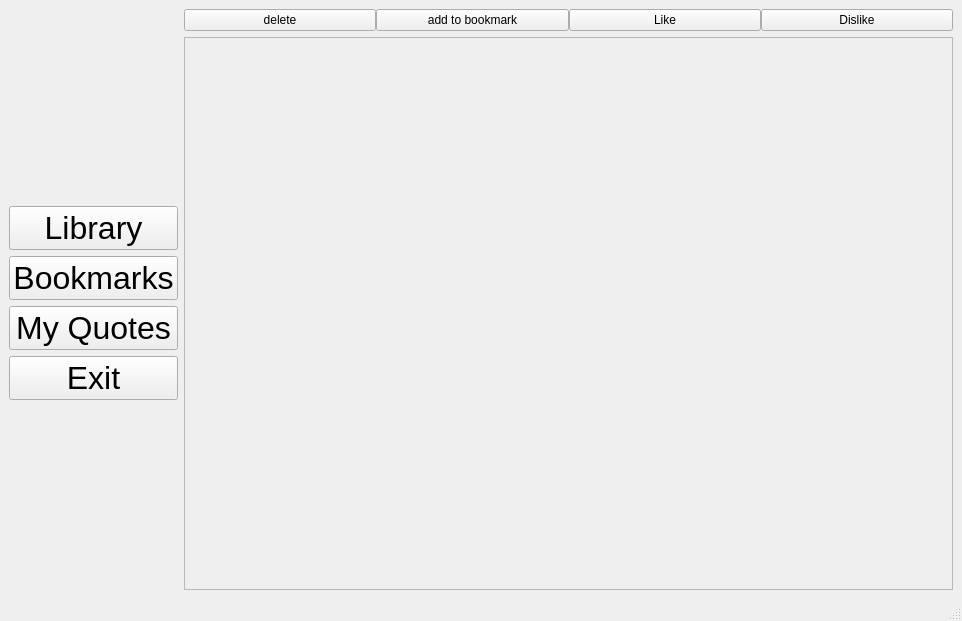
This is data/design.ui in Selmentausen/Yandex-PyQt5-Project as Qt 5 draws it before an edit. The edited form follows.
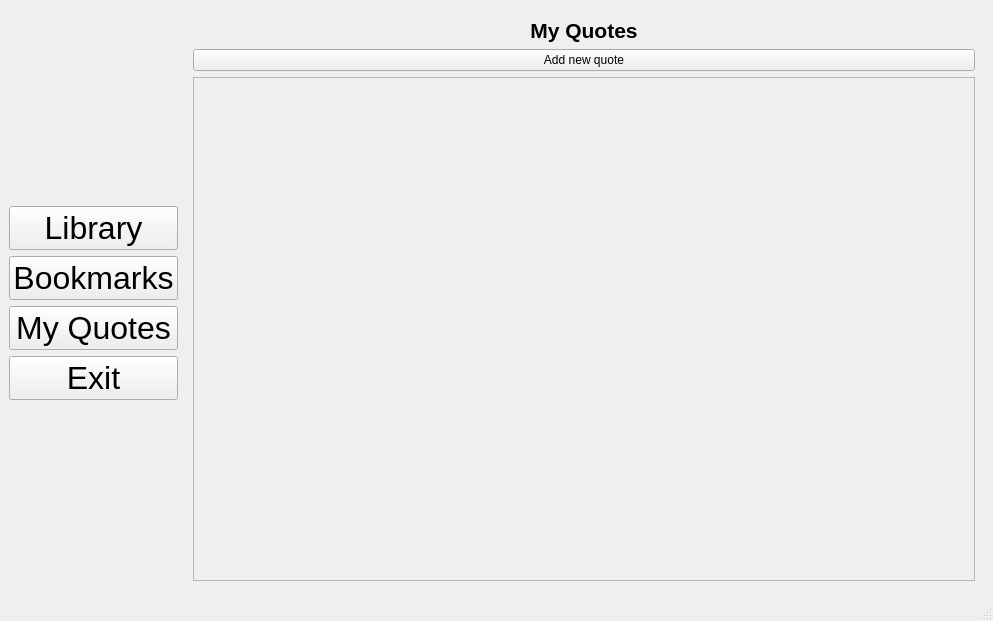
This is the edited form. The open tabs and pages were chosen to show the change. Icons and pictures are not drawn.

Commit message: quote block generation, data base structure, widget for adding quotes working library, my quotes and bookmarks tabs

What changed in the file:
```diff
--- a/data/design.ui
+++ b/data/design.ui
@@ -6,7 +6,7 @@
    <rect>
     <x>0</x>
     <y>0</y>
-    <width>962</width>
+    <width>993</width>
     <height>621</height>
    </rect>
   </property>
@@ -98,57 +98,44 @@
      </layout>
     </item>
     <item>
-     <layout class="QVBoxLayout" name="ViewLayout" stretch="0,0">
+     <layout class="QVBoxLayout" name="ViewLayout" stretch="0">
       <item>
-       <layout class="QHBoxLayout" name="InstrumentLayout">
+       <widget class="QStackedWidget" name="stackedWidget">
+        <property name="currentIndex">
+         <number>0</number>
+        </property>
+        <widget class="QWidget" name="LibraryPage">
+         <property name="enabled">
+          <bool>true</bool>
+         </property>
+         <layout class="QVBoxLayout" name="verticalLayout">
+          <item>
+           <layout class="QHBoxLayout" name="LibraryInstrumentLayout">
         <property name="spacing">
          <number>0</number>
         </property>
         <item>
-         <widget class="QPushButton" name="deleteButton">
+             <widget class="QLabel" name="libraryHeaderLabel">
           <property name="font">
            <font>
-            <family>Arial</family>
-           </font>
-          </property>
-          <property name="text">
-           <string>delete</string>
-          </property>
-         </widget>
-        </item>
-        <item>
-         <widget class="QPushButton" name="addBookmarkButton">
-          <property name="font">
-           <font>
-            <family>Arial</family>
-           </font>
-          </property>
+                <pointsize>16</pointsize>
+                <weight>75</weight>
+                <bold>true</bold>
+                <underline>false</underline>
+                <strikeout>false</strikeout>
+               </font>
+              </property>
+              <property name="frameShape">
+               <enum>QFrame::NoFrame</enum>
+              </property>
           <property name="text">
-           <string>add to bookmark</string>
-          </property>
-         </widget>
-        </item>
-        <item>
-         <widget class="QPushButton" name="likeButton">
-          <property name="font">
-           <font>
-            <family>Arial</family>
-           </font>
-          </property>
-          <property name="text">
-           <string>Like</string>
-          </property>
-         </widget>
-        </item>
-        <item>
-         <widget class="QPushButton" name="dislikeButton">
-          <property name="font">
-           <font>
-            <family>Arial</family>
-           </font>
-          </property>
-          <property name="text">
-           <string>Dislike</string>
+               <string>Library</string>
+              </property>
+              <property name="textFormat">
+               <enum>Qt::AutoText</enum>
+              </property>
+              <property name="alignment">
+               <set>Qt::AlignCenter</set>
           </property>
          </widget>
         </item>
@@ -164,11 +151,124 @@
           <rect>
            <x>0</x>
            <y>0</y>
-           <width>732</width>
-           <height>527</height>
-          </rect>
-         </property>
-         <layout class="QVBoxLayout" name="verticalLayout_2"/>
+               <width>745</width>
+               <height>507</height>
+              </rect>
+             </property>
+             <layout class="QVBoxLayout" name="verticalLayout_2">
+              <item>
+               <layout class="QVBoxLayout" name="libraryQuotesLayout"/>
+              </item>
+             </layout>
+            </widget>
+           </widget>
+          </item>
+         </layout>
+        </widget>
+        <widget class="QWidget" name="BookmarksPage">
+         <layout class="QVBoxLayout" name="verticalLayout_3">
+          <item>
+           <layout class="QHBoxLayout" name="bookmarksInstrumentLayout">
+            <item>
+             <widget class="QLabel" name="bookmarksHeaderLabel">
+              <property name="font">
+               <font>
+                <pointsize>16</pointsize>
+                <weight>75</weight>
+                <bold>true</bold>
+               </font>
+              </property>
+              <property name="text">
+               <string>Bookmarks</string>
+              </property>
+              <property name="alignment">
+               <set>Qt::AlignCenter</set>
+              </property>
+             </widget>
+            </item>
+           </layout>
+          </item>
+          <item>
+           <widget class="QScrollArea" name="scrollArea_2">
+            <property name="widgetResizable">
+             <bool>true</bool>
+            </property>
+            <widget class="QWidget" name="scrollAreaWidgetBookmark">
+             <property name="geometry">
+              <rect>
+               <x>0</x>
+               <y>0</y>
+               <width>745</width>
+               <height>507</height>
+              </rect>
+             </property>
+             <layout class="QVBoxLayout" name="verticalLayout_5">
+              <item>
+               <layout class="QVBoxLayout" name="bookmarksQuotesLayout"/>
+              </item>
+             </layout>
+            </widget>
+           </widget>
+          </item>
+         </layout>
+        </widget>
+        <widget class="QWidget" name="myQuotesPage">
+         <layout class="QVBoxLayout" name="verticalLayout_7">
+          <item>
+           <layout class="QVBoxLayout" name="myQuotesInstrumentLayout">
+            <item>
+             <widget class="QLabel" name="myQuoteHeaderLabel">
+              <property name="font">
+               <font>
+                <pointsize>16</pointsize>
+                <weight>75</weight>
+                <bold>true</bold>
+               </font>
+              </property>
+              <property name="text">
+               <string>My Quotes</string>
+              </property>
+              <property name="alignment">
+               <set>Qt::AlignCenter</set>
+              </property>
+             </widget>
+            </item>
+            <item>
+             <layout class="QHBoxLayout" name="myQuotesButtonLayout">
+              <item>
+               <widget class="QPushButton" name="addQuoteButton">
+                <property name="text">
+                 <string>Add new quote</string>
+                </property>
+               </widget>
+              </item>
+             </layout>
+            </item>
+           </layout>
+          </item>
+          <item>
+           <widget class="QScrollArea" name="scrollArea_3">
+            <property name="widgetResizable">
+             <bool>true</bool>
+            </property>
+            <widget class="QWidget" name="scrollAreaWidgetMyQuotes">
+             <property name="geometry">
+              <rect>
+               <x>0</x>
+               <y>0</y>
+               <width>745</width>
+               <height>476</height>
+              </rect>
+             </property>
+             <layout class="QVBoxLayout" name="verticalLayout_9">
+              <item>
+               <layout class="QVBoxLayout" name="myQuotesLayout"/>
+              </item>
+             </layout>
+            </widget>
+           </widget>
+          </item>
+         </layout>
         </widget>
        </widget>
       </item>
```
Left out of the diff: 6 changed lines with no effect on the pictures. Lines whose indentation alone changed are shown as unchanged. The commit also changes 3 other files.
